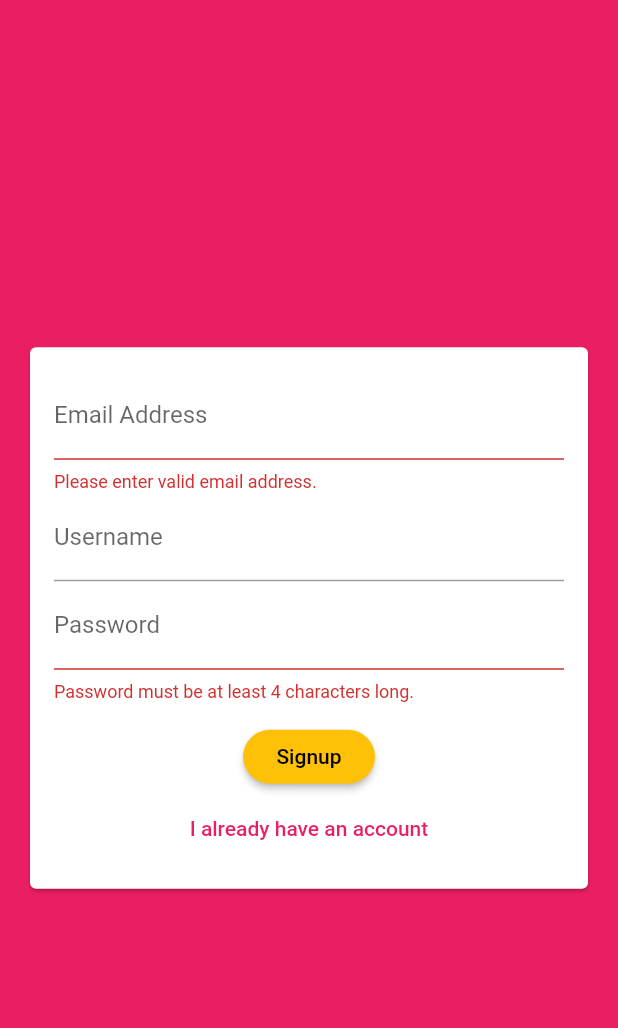
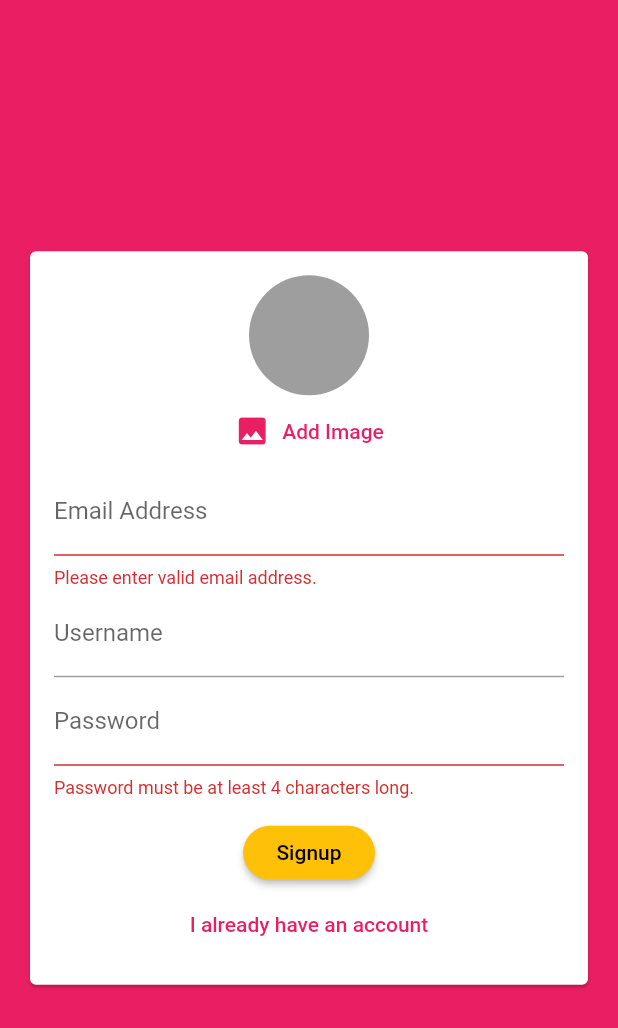
Before and after one commit to akhildevj/flutter-chat-app, a Flutter app: the screen it shows after launch, after a tap on "Login", after a tap on "Create New Account", on a phone screen of 412 x 824 dp. Shown: the top 1028 px of the screen. Run offline on Flutter 3.47's test engine with Material 2 defaults, Android fonts, the phone set to English and light mode, and no system bars; our stand-ins replace cloud_firestore, firebase_auth, firebase_core, firebase_storage, image_picker; accounts and stored records are empty.

Commit message:
Feat: Added user image fot chat messages

```diff
--- a/lib/screens/auth.dart
+++ b/lib/screens/auth.dart
@@ -1,6 +1,9 @@
+import 'dart:io';
+
 import 'package:chat_app/widgets/auth/auth_form.dart';
 import 'package:cloud_firestore/cloud_firestore.dart';
 import 'package:firebase_auth/firebase_auth.dart';
+import 'package:firebase_storage/firebase_storage.dart';
 import 'package:flutter/material.dart';
 
 class AuthScreen extends StatefulWidget {
@@ -18,6 +21,7 @@ class _AuthScreenState extends State<AuthScreen> {
     String email,
     String password,
     String username,
+    File image,
     bool isLogin,
   ) async {
     UserCredential userCredential;
@@ -35,7 +39,18 @@ class _AuthScreenState extends State<AuthScreen> {
           password: password,
         );
 
-        final userData = {'username': username, 'email': email};
+        final ref = FirebaseStorage.instance
+            .ref()
+            .child('user_image')
+            .child('${userCredential.user?.uid}.jpg');
+        await ref.putFile(image);
+        final url = await ref.getDownloadURL();
+
+        final userData = {
+          'username': username,
+          'email': email,
+          'image_url': url
+        };
         FirebaseFirestore.instance
             .collection('users')
             .doc(userCredential.user?.uid)
--- a/lib/widgets/auth/auth_form.dart
+++ b/lib/widgets/auth/auth_form.dart
@@ -1,3 +1,6 @@
+import 'dart:io';
+
+import 'package:chat_app/widgets/pickers/user_image.dart';
 import 'package:flutter/material.dart';
 
 class AuthForm extends StatefulWidget {
@@ -5,6 +8,7 @@ class AuthForm extends StatefulWidget {
     String email,
     String password,
     String username,
+    File image,
     bool isLogin,
   ) submitForm;
   final bool isLoading;
@@ -22,17 +26,32 @@ class _AuthFormState extends State<AuthForm> {
   var _userEmail = '';
   var _userName = '';
   var _userPassword = '';
+  File? _userImage;
+
+  void _pickImage(File image) {
+    _userImage = image;
+  }
 
   void _trySubmit() {
     FocusScope.of(context).unfocus();
 
     final isValid = _formKey.currentState?.validate();
+    if (!_isLogin && _userImage == null) {
+      ScaffoldMessenger.of(context).clearSnackBars();
+      ScaffoldMessenger.of(context).showSnackBar(SnackBar(
+        content: const Text('Please pick an image!'),
+        backgroundColor: Theme.of(context).errorColor,
+      ));
+      return;
+    }
+
     if (isValid != null && isValid) {
       _formKey.currentState?.save();
       widget.submitForm(
         _userEmail.trim(),
         _userPassword.trim(),
         _userName.trim(),
+        _userImage as File,
         _isLogin,
       );
     }
@@ -49,6 +68,7 @@ class _AuthFormState extends State<AuthForm> {
             child: Form(
               key: _formKey,
               child: Column(mainAxisSize: MainAxisSize.min, children: [
+                if (!_isLogin) UserImagePicker(pickImage: _pickImage),
                 TextFormField(
                   key: const ValueKey('email'),
                   keyboardType: TextInputType.emailAddress,
--- a/lib/widgets/chat/messages.dart
+++ b/lib/widgets/chat/messages.dart
@@ -26,6 +26,7 @@ class Messages extends StatelessWidget {
           itemBuilder: (_, index) => MessageBubble(
               message: docs[index]['text'],
               username: docs[index]['username'],
+              userImage: docs[index]['userImage'],
               isMe: docs[index]['userId'] == user?.uid,
               key: ValueKey(docs[index].id)),
           itemCount: docs.length,
--- a/lib/widgets/chat/new_message.dart
+++ b/lib/widgets/chat/new_message.dart
@@ -24,7 +24,8 @@ class _NewMessageState extends State<NewMessage> {
       'text': _message,
       'createdAt': Timestamp.now(),
       'userId': user?.uid,
-      'username': userData['username']
+      'username': userData['username'],
+      'userImage': userData['image_url']
     };
     FirebaseFirestore.instance.collection('chat').add(data);
     _controller.clear();
--- /dev/null
+++ b/lib/widgets/pickers/user_image.dart
@@ -0,0 +1,45 @@
+import 'dart:io';
+import 'package:flutter/material.dart';
+import 'package:image_picker/image_picker.dart';
+
+class UserImagePicker extends StatefulWidget {
+  final void Function(File image) pickImage;
+
+  const UserImagePicker({Key? key, required this.pickImage}) : super(key: key);
+
+  @override
+  State<UserImagePicker> createState() => _UserImagePickerState();
+}
+
+class _UserImagePickerState extends State<UserImagePicker> {
+  File? _image;
+
+  void _pickImage() async {
+    final imagePicker = ImagePicker();
+    final image = await imagePicker.pickImage(
+      source: ImageSource.camera,
+      imageQuality: 50,
+      maxWidth: 150,
+    );
+    setState(() => _image = File(image?.path as String));
+    widget.pickImage(_image as File);
+  }
+
+  @override
+  Widget build(BuildContext context) {
+    return Column(
+      children: [
+        CircleAvatar(
+          radius: 40,
+          backgroundColor: Colors.grey,
+          backgroundImage: _image != null ? FileImage(_image as File) : null,
+        ),
+        TextButton.icon(
+          onPressed: _pickImage,
+          icon: const Icon(Icons.image),
+          label: const Text('Add Image'),
+        ),
+      ],
+    );
+  }
+}
--- a/pubspec.yaml
+++ b/pubspec.yaml
@@ -31,7 +31,9 @@ dependencies:
     sdk: flutter
   firebase_core: ^1.13.1
   firebase_auth: ^3.3.11
+  firebase_storage: ^10.2.9
   cloud_firestore: ^3.1.10
+  image_picker: ^0.8.4+11
 
   # The following adds the Cupertino Icons font to your application.
   # Use with the CupertinoIcons class for iOS style icons.
```
Also changed, not shown: lib/widgets/chat/message_bubble.dart (+25 -7 lines), pubspec.lock.
